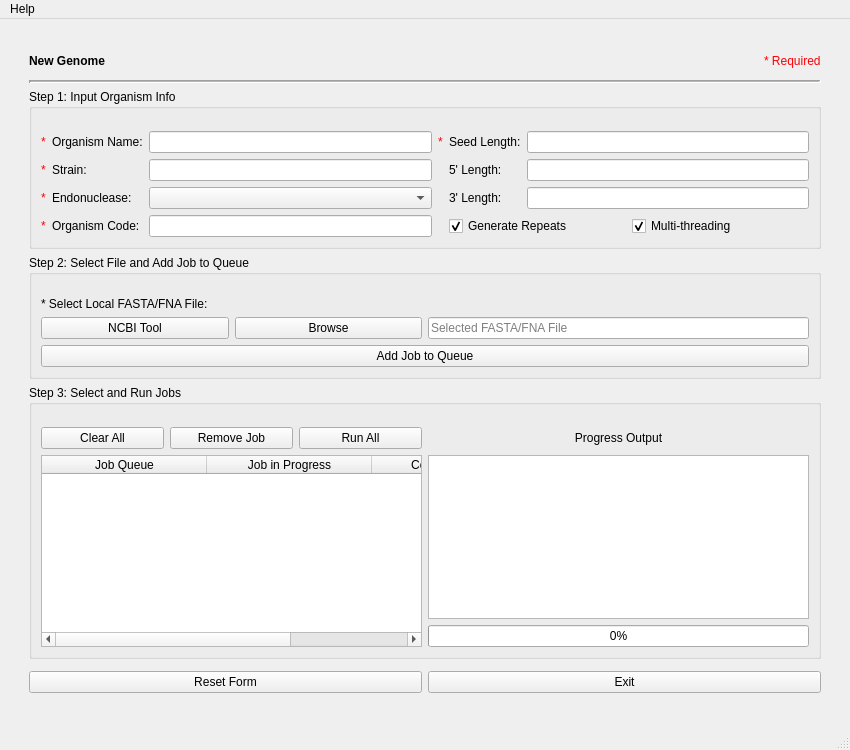
First picture: the form in NewGenome.ui, repository TrinhLab/CASPERapp, before the edit.
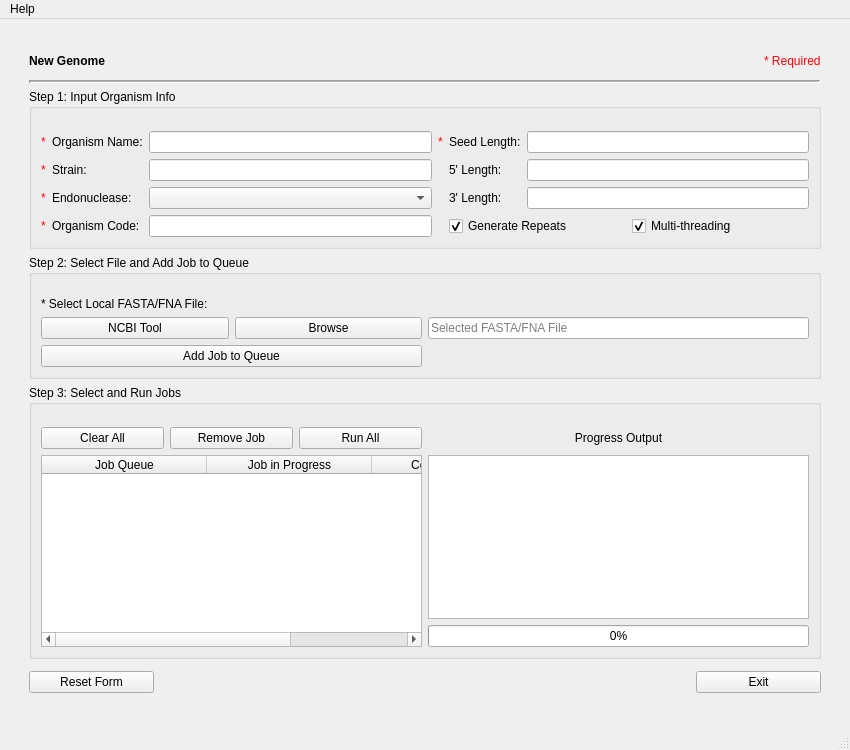
Second picture: the form after the edit.

What changed in the file:
```diff
--- a/NewGenome.ui
+++ b/NewGenome.ui
@@ -460,17 +460,17 @@
     </item>
     <item row="8" column="2" colspan="2">
      <layout class="QHBoxLayout" name="horizontalLayout_5">
-      <item>
+      <item alignment="Qt::AlignLeft">
        <widget class="QPushButton" name="resetButton">
         <property name="sizePolicy">
-         <sizepolicy hsizetype="Expanding" vsizetype="Fixed">
+         <sizepolicy hsizetype="Minimum" vsizetype="Fixed">
           <horstretch>0</horstretch>
           <verstretch>0</verstretch>
          </sizepolicy>
         </property>
         <property name="minimumSize">
          <size>
-          <width>0</width>
+          <width>125</width>
           <height>0</height>
          </size>
         </property>
@@ -485,17 +485,17 @@
         </property>
        </widget>
       </item>
-      <item>
+      <item alignment="Qt::AlignRight">
        <widget class="QPushButton" name="contButton">
         <property name="sizePolicy">
-         <sizepolicy hsizetype="Expanding" vsizetype="Fixed">
+         <sizepolicy hsizetype="Minimum" vsizetype="Fixed">
           <horstretch>0</horstretch>
           <verstretch>0</verstretch>
          </sizepolicy>
         </property>
         <property name="minimumSize">
          <size>
-          <width>0</width>
+          <width>125</width>
           <height>0</height>
          </size>
         </property>
@@ -897,9 +897,11 @@
           </layout>
          </item>
          <item>
+          <layout class="QHBoxLayout" name="horizontalLayout_11">
+           <item>
           <widget class="QPushButton" name="submitButton">
            <property name="sizePolicy">
-            <sizepolicy hsizetype="Expanding" vsizetype="Fixed">
+              <sizepolicy hsizetype="Minimum" vsizetype="Fixed">
              <horstretch>0</horstretch>
              <verstretch>0</verstretch>
             </sizepolicy>
@@ -915,6 +917,15 @@
            </property>
           </widget>
          </item>
+           <item>
+            <widget class="QLabel" name="label_10">
+             <property name="text">
+              <string/>
+             </property>
+            </widget>
+           </item>
+          </layout>
+         </item>
         </layout>
        </item>
        <item row="1" column="0">
```
Left out of the diff: 1 changed line with no effect on the pictures. Lines whose indentation alone changed are shown as unchanged.
